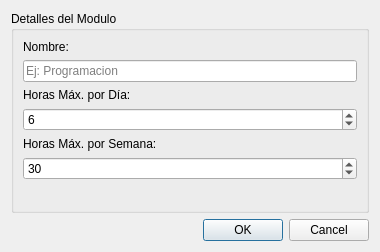
This is src/ui/modulo_form.ui in IvanJesusCorbalanPascual/Creador-de-Horarios as Qt 5 draws it before an edit. The edited form follows.
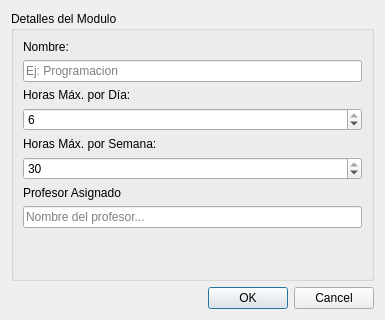
This is the edited form.

Commit message:
Modulo Manager
optimizando el código de la clase

```diff
--- a/src/ui/modulo_form.ui
+++ b/src/ui/modulo_form.ui
@@ -6,8 +6,8 @@
    <rect>
     <x>0</x>
     <y>0</y>
-    <width>380</width>
-    <height>252</height>
+    <width>385</width>
+    <height>320</height>
    </rect>
   </property>
   <property name="windowTitle">
@@ -50,7 +50,7 @@
          <number>1</number>
         </property>
         <property name="maximum">
-         <number>8</number>
+         <number>6</number>
         </property>
         <property name="value">
          <number>6</number>
@@ -70,13 +70,27 @@
          <number>1</number>
         </property>
         <property name="maximum">
-         <number>40</number>
+         <number>30</number>
         </property>
         <property name="value">
          <number>30</number>
         </property>
        </widget>
       </item>
+      <item row="3" column="1">
+       <widget class="QLabel" name="label">
+        <property name="text">
+         <string>Profesor Asignado</string>
+        </property>
+       </widget>
+      </item>
+      <item row="4" column="1">
+       <widget class="QLineEdit" name="le_profesor">
+        <property name="placeholderText">
+         <string>Nombre del profesor...</string>
+        </property>
+       </widget>
+      </item>
      </layout>
     </widget>
    </item>
```
The commit also changes 7 other files.
